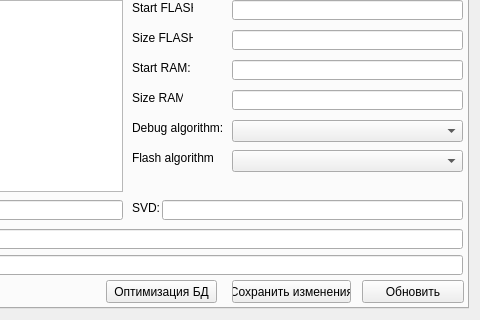
The window that mainform.ui (unsi9ned/coide-pack-installer) describes before a commit, drawn with Qt 5; both pictures show x 381 to 861 and y 327 to 647 of the 861 by 647 pixel window.
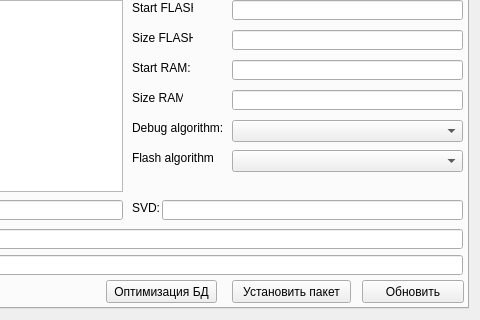
The same window after the commit. Icons and pictures are not drawn. Custom widgets are drawn as their Qt base class.

```diff
--- a/mainform.ui
+++ b/mainform.ui
@@ -249,7 +249,7 @@
          </size>
         </property>
         <property name="text">
-         <string>Сохранить изменения</string>
+         <string>Установить пакет</string>
         </property>
        </widget>
        <widget class="QPushButton" name="pushButtonDataLoad">
```
